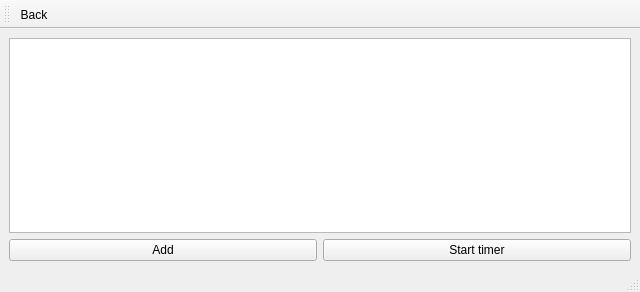
Above: OOP/Lab2/OOPLab2/todolistwindow.ui from Oleksii-Adamov/University-assignments-2-nd-year- before the change. Below: the same form after it.
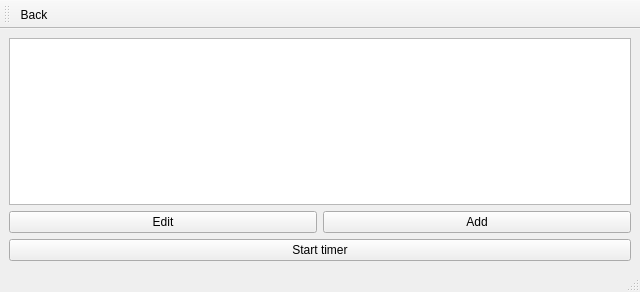
That is the form after the change.

Commit message: Added edit in To Do List

What changed in the file:
```diff
--- a/OOP/Lab2/OOPLab2/todolistwindow.ui
+++ b/OOP/Lab2/OOPLab2/todolistwindow.ui
@@ -15,35 +15,42 @@
   </property>
   <widget class="QWidget" name="centralwidget">
    <layout class="QGridLayout" name="gridLayout">
-    <item row="2" column="0">
-     <widget class="QPushButton" name="pushButtonAdd">
-      <property name="sizePolicy">
-       <sizepolicy hsizetype="Preferred" vsizetype="Preferred">
-        <horstretch>0</horstretch>
-        <verstretch>0</verstretch>
-       </sizepolicy>
-      </property>
-      <property name="text">
-       <string>Add</string>
-      </property>
-     </widget>
-    </item>
-    <item row="2" column="1">
-     <widget class="QPushButton" name="pushButtonStartTimer">
-      <property name="sizePolicy">
-       <sizepolicy hsizetype="Preferred" vsizetype="Preferred">
-        <horstretch>0</horstretch>
-        <verstretch>0</verstretch>
-       </sizepolicy>
-      </property>
-      <property name="text">
-       <string>Start timer</string>
-      </property>
-     </widget>
-    </item>
     <item row="1" column="0" colspan="2">
      <widget class="QListWidget" name="listWidget"/>
     </item>
+    <item row="3" column="0" colspan="2">
+     <widget class="QPushButton" name="pushButtonStartTimer">
+      <property name="sizePolicy">
+       <sizepolicy hsizetype="Preferred" vsizetype="Preferred">
+        <horstretch>0</horstretch>
+        <verstretch>0</verstretch>
+       </sizepolicy>
+      </property>
+      <property name="text">
+       <string>Start timer</string>
+      </property>
+     </widget>
+    </item>
+    <item row="2" column="1">
+     <widget class="QPushButton" name="pushButtonAdd">
+      <property name="sizePolicy">
+       <sizepolicy hsizetype="Preferred" vsizetype="Preferred">
+        <horstretch>0</horstretch>
+        <verstretch>0</verstretch>
+       </sizepolicy>
+      </property>
+      <property name="text">
+       <string>Add</string>
+      </property>
+     </widget>
+    </item>
+    <item row="2" column="0">
+     <widget class="QPushButton" name="pushButtonEdit">
+      <property name="text">
+       <string>Edit</string>
+      </property>
+     </widget>
+    </item>
    </layout>
   </widget>
   <widget class="QMenuBar" name="menubar">
```
The commit also changes 11 other files.
